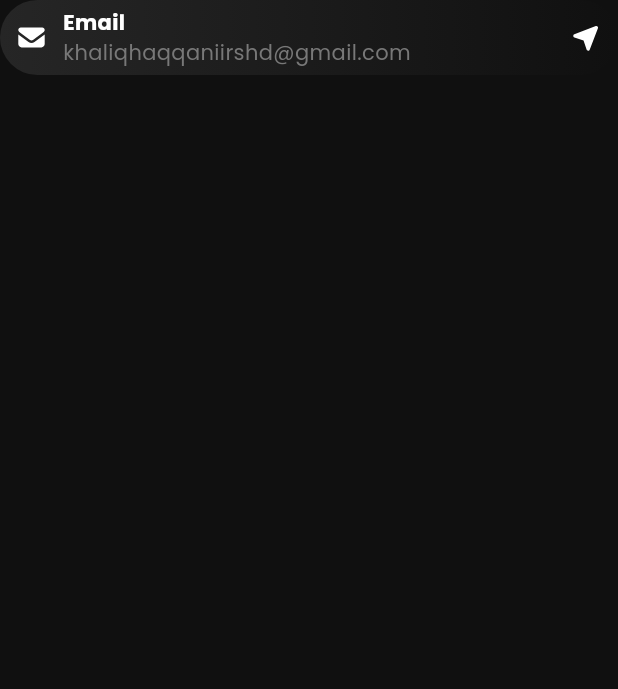
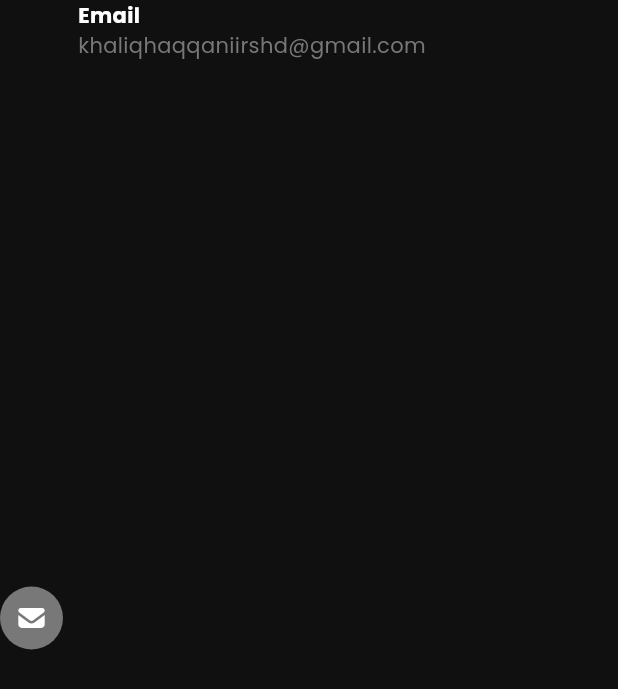
Before and after one commit to Irshadkhaliqhaqqani/my_portfolio, a Flutter app: the ContactTiles widget shown alone on an empty page, opened directly, on a phone screen of 412 x 824 dp. Shown: the top 689 px of the screen. Run offline on Flutter 3.47's test engine with Material 3 defaults, Android fonts, the phone set to English and light mode, and no system bars; our stand-ins replace carousel_slider, flutter_svg, google_fonts.

Commit message:
Upadte Contact Section

```diff
--- a/lib/presentation/home_screen/home_page.dart
+++ b/lib/presentation/home_screen/home_page.dart
@@ -33,7 +33,7 @@ class HomePage extends StatelessWidget {
             ExperienceSection(),
             // // Contact Us Section
             ContactUs(),
-            SizedBox(height: 25)
+
       ],)
 
     );
--- a/lib/presentation/home_screen/widgets/contact_us/contact_tiles.dart
+++ b/lib/presentation/home_screen/widgets/contact_us/contact_tiles.dart
@@ -19,28 +19,26 @@ class ContactTiles extends StatelessWidget {
   @override
   Widget build(BuildContext context) {
     final isMobile=MediaQuery.of(context).size.width<800;
-    return Container(
-      padding: EdgeInsets.symmetric(horizontal:isMobile?10: 20, vertical: 5),
-      height:isMobile?50: 60,
-      decoration: BoxDecoration(
-        borderRadius: BorderRadius.circular(AppSizes.radiusCircular),
-        gradient: LinearGradient(
-          colors: [Color(0xFF262626), Color(0xFF101010)],
-        ),
-      ),
-      child: Row(
+    return  Row(
       mainAxisAlignment: MainAxisAlignment.spaceBetween,
       children: [
         // Icon
         Row(
           mainAxisAlignment: MainAxisAlignment.center,
           children: [
-              SvgPicture.asset(
+            Container(
+              padding: EdgeInsets.all(10),
+              decoration: BoxDecoration(
+                color: AppColors.secondary,
+                shape: BoxShape.circle
+              ),
+              child: SvgPicture.asset(
                 svgName,
-                height:isMobile?22: 35,
+                height:isMobile?22: 30,
                 colorFilter: const ColorFilter.mode(
                   Colors.white,
                   BlendMode.srcIn,
+                ),
               ),
             ),
             SizedBox(width:isMobile?10: 20),
@@ -56,13 +54,8 @@ class ContactTiles extends StatelessWidget {
             ),
           ],
         ),
-          SvgPicture.asset(
-            lastSvgName,
-            height:isMobile?22: 30,
-            colorFilter: const ColorFilter.mode(Colors.white, BlendMode.srcIn),
-          ),
+
       ],
-      ),
     );
   }
 }
```
Also changed, not shown: lib/presentation/home_screen/widgets/contact_us/contact_us.dart (+65 -17 lines), lib/presentation/home_screen/widgets/contact_us/svg_decoration.dart (added, +17 -0 lines), lib/presentation/home_screen/widgets/contact_us/user_input.dart (added, +18 -0 lines), lib/presentation/home_screen/widgets/contact_us/user_input_button.dart (added, +26 -0 lines), assets/svgs/facebook-f-brands-solid-full.svg (added), assets/svgs/linkedin-in-brands-solid-full.svg (added), assets/svgs/tiktok-brands-solid-full.svg (added). Lines whose indentation alone changed are shown as unchanged.
